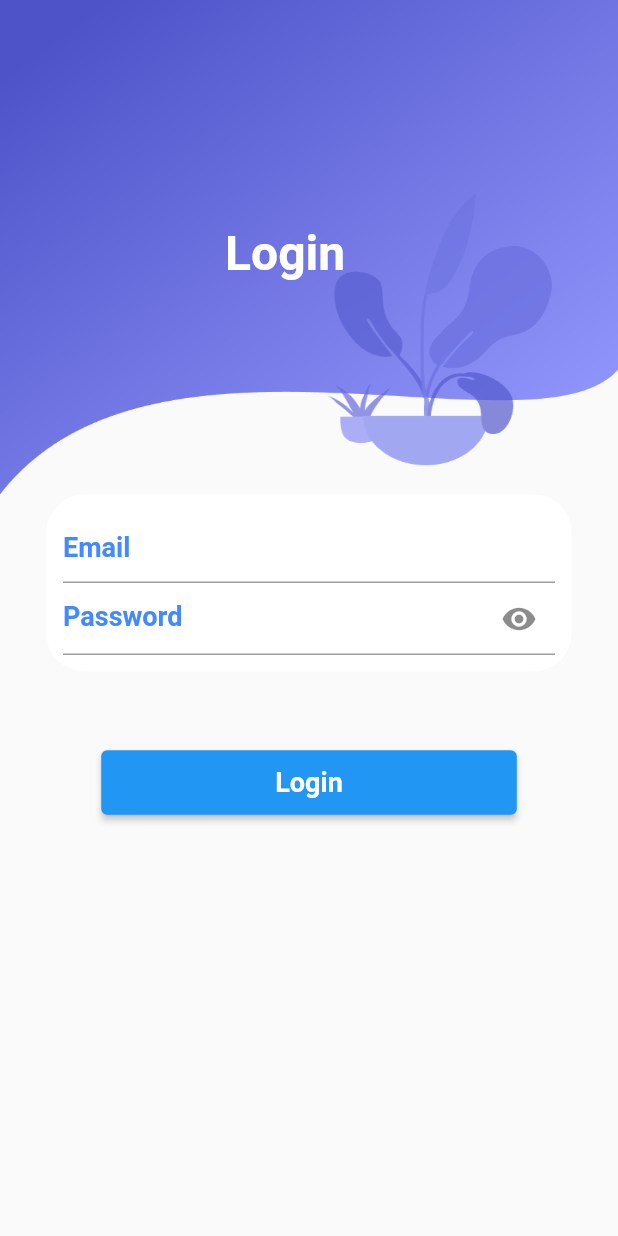
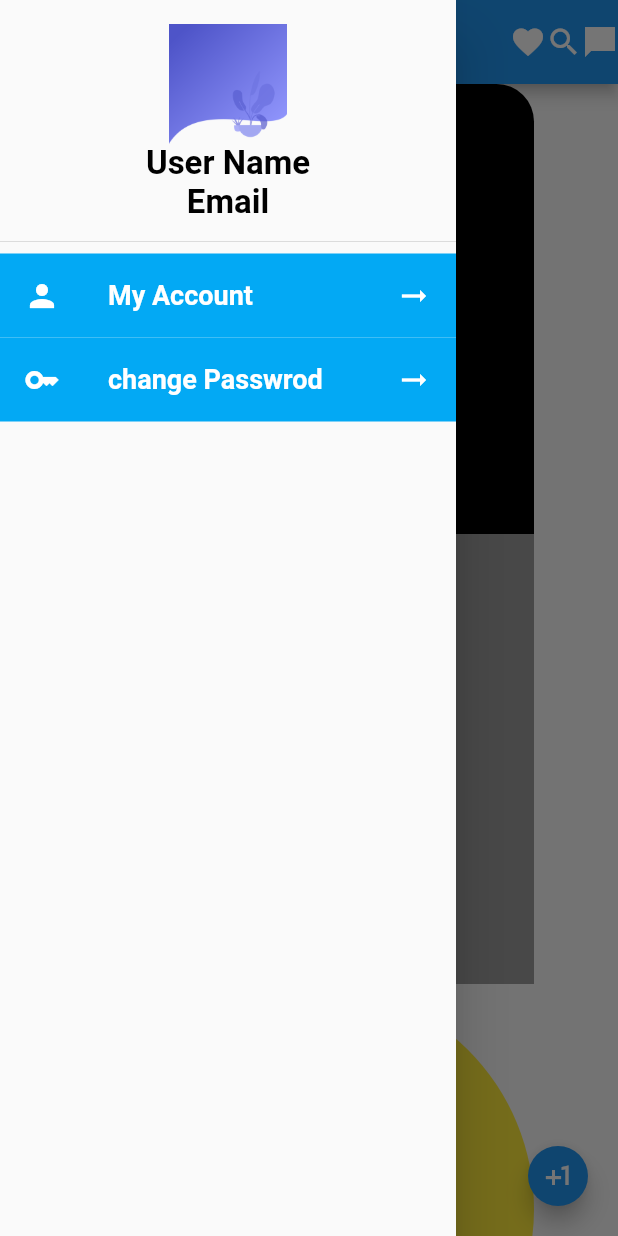
Before and after one commit to ahsanrahman0745/learn, a Flutter app: the screen it shows after launch, with the side drawer open (before the commit the screen has no drawer), on a phone screen of 412 x 824 dp. Run offline on Flutter 3.47's test engine with Material 2 defaults, Android fonts, the phone set to English and light mode, and no system bars.

Commit message:
Initial commit 2

```diff
--- a/lib/main.dart
+++ b/lib/main.dart
@@ -1,160 +1,148 @@
 import 'package:flutter/material.dart';
 
 void main() {
-  runApp(MyApp());
+  runApp(MyWelcomeScreen());
 }
 
-class MyApp extends StatelessWidget{
+class MyWelcomeScreen extends StatefulWidget {
+  @override
+  State<MyWelcomeScreen> createState() => _MyWelcomeScreenState();
+}
+
+class _MyWelcomeScreenState extends State<MyWelcomeScreen> {
   @override
   Widget build(BuildContext context) {
-    // TODO: implement build
     return MaterialApp(
-      home: LoginScreen(),
-    );
-  }
-
-}
-
-
-class LoginScreen extends StatefulWidget {
-  const LoginScreen({super.key});
-
-  @override
-  State<LoginScreen> createState() => _LoginScreenState();
-}
-
-class _LoginScreenState extends State<LoginScreen> {
-  TextEditingController emailController = TextEditingController();
-  TextEditingController passwordController = TextEditingController();
-
-   bool visbale = true;
-
-
-  @override
-  Widget build(BuildContext context) {
-    var size = MediaQuery.of(context).size;
-    print(size.width);
-    return Scaffold(
-      body: Column(
-        children: [
-          Stack(
-            children: [
-              Container(
-                width: MediaQuery.of(context).size.width,
-                height: MediaQuery.of(context).size.height/2.5,
-                decoration: BoxDecoration(
-                  image: DecorationImage(
-                    image: AssetImage(
-                        'assets/background/background.png'),
-                    fit: BoxFit.fill,
-                  ),
-
-                ),
+      home: Scaffold(
+          floatingActionButton: FloatingActionButton.small(
+            onPressed: () {},
+            child: Icon(
+              Icons.plus_one,
+              color: Colors.white,
+            ),
+          ),
+          appBar: AppBar(
+            automaticallyImplyLeading: true,
+            title: Text(
+              "Page Title",
+              style: TextStyle(fontSize: 20, color: Colors.white),
+            ),
+            actions: [
+              Icon(
+                Icons.favorite,
+                color: Colors.white,
               ),
-              Positioned(
-                  left: 150,
-                  top: 150,
-                  child: Text("Login",style: TextStyle(fontSize: 32,fontWeight: FontWeight.bold,color: Colors.white),))
-
-
-
-              // Container(
-              //   width: 500,
-              //   height: 500,
-              //   color: Colors.orange,
-              // ),
-              // Container(
-              //   width: 400,
-              //   height: 400,
-              //   color: Colors.yellow,
-              // ),
-              // Container(
-              //   width: 300,
-              //   height: 300,
-              //   color: Colors.grey,
-              // )
-
-
-
-
-
+              Icon(
+                Icons.search,
+                color: Colors.white,
+              ),
+              Icon(
+                Icons.messenger_sharp,
+                color: Colors.white,
+              ),
             ],
           ),
+          drawer: Drawer(
+            child: ListView(
+              children: [
+                DrawerHeader(
+                    child: Column(
+                  children: [
+                    Image.asset(
+                      "assets/background/background.png",
+                      width: double.infinity,
+                      height: 80,
+                    ),
+                    Text(
+                      "User Name",
+                      style: TextStyle(
+                          color: Colors.black,
+                          fontSize: 22,
+                          fontWeight: FontWeight.bold),
+                    ),
+                    Text(
+                      "Email",
+                      style: TextStyle(
+                          color: Colors.black,
+                          fontSize: 22,
+                          fontWeight: FontWeight.bold),
+                    )
+                  ],
+                )),
+                ListTile(
+                  tileColor: Colors.lightBlue,
+                  leading: Icon(
+                    Icons.person,
+                    color: Colors.white,
+                  ),
+                  title: Text(
+                    "My Account",
+                    style: TextStyle(
+                        color: Colors.white,
+                        fontSize: 18,
+                        fontWeight: FontWeight.bold),
+                  ),
+                  trailing: Icon(
+                    Icons.arrow_right_alt,
+                    color: Colors.white,
+                  ),
+                ),
+                ListTile(
+                  tileColor: Colors.lightBlue,
+                  leading: Icon(
+                    Icons.key,
+                    color: Colors.white,
+                  ),
+                  title: Text(
+                    "change Passwrod",
+                    style: TextStyle(
+                        color: Colors.white,
+                        fontSize: 18,
+                        fontWeight: FontWeight.bold),
+                  ),
+                  trailing: Icon(
+                    Icons.arrow_right_alt,
+                    color: Colors.white,
+                  ),
+                ),
+              ],
+            ),
+          ),
+          body: SingleChildScrollView(
+            child: Center(
+              child: Column(
+                mainAxisAlignment: MainAxisAlignment.center,
+                crossAxisAlignment: CrossAxisAlignment.center,
+                children: [
 
-          Container(
-            width: 350,
-            decoration: BoxDecoration(
-              color: Colors.white,
-              borderRadius: BorderRadius.circular(25)
-            ),
-            child: Padding(
-              padding: const EdgeInsets.symmetric(horizontal: 11,vertical: 11),
-              child: Column(
-                children: [
-                  TextField(
-                    controller: emailController,
-                    style: TextStyle(fontSize: 18,fontWeight: FontWeight.bold,color: Colors.blueAccent),
-                    decoration: InputDecoration(
-                      hintText: "Email",
-                      hintStyle: TextStyle(fontSize: 18,color: Colors.blueAccent),
+                  Container(
+                    decoration: BoxDecoration(
+                      color: Colors.black,
+                      borderRadius: BorderRadius.only(topLeft: Radius.circular(25),topRight: Radius.circular(25))
                     ),
+                    height: 300,
+                    width: 300,
+
                   ),
-                  TextField(
-                    obscureText: visbale,
-                    controller: passwordController,
-                    style: TextStyle(fontSize: 18,fontWeight: FontWeight.bold,color: Colors.blueAccent),
-                    decoration: InputDecoration(
-                      hintText: "Password",
-                      hintStyle: TextStyle(fontSize: 18,color: Colors.blueAccent),
-                      suffixIcon: IconButton(onPressed: () {
-                        if(visbale){
-                          visbale = false;
-                        }else {
-                          visbale = true;
-                        }
-                        setState(() {
+                  Container(
+                    height: 300,
+                    width: 300,
+                    color: Colors.grey,
+                  ),
+                  Container(
+                    height: 300,
+                    width: 300,
+                    decoration: BoxDecoration(
+                        color: Colors.yellow,
+                        shape: BoxShape.circle,
+                        // borderRadius: BorderRadius.only(bottomRight: Radius.circular(25),bottomLeft: Radius.circular(25))
+                    ),
+                  )
 
-                        });
-                        print(visbale);
-                      }, icon:
-                          visbale ? Icon(Icons.visibility) : Icon(Icons.
-                        visibility_off),
-
-                      ),
-
-                    ),
-
-                  )
                 ],
               ),
             ),
-          ),
-
-
-          SizedBox(height: 50,),
-
-          ElevatedButton(
-
-              onPressed: (){}, child: Padding(
-                padding: const EdgeInsets.symmetric(horizontal: 100.0,vertical: 11),
-                child: const Text("Login",style: TextStyle(fontWeight: FontWeight.bold,fontSize: 18, color: Colors.white),),
-              ))
-
-
-
-
-
-
-
-
-
-
-
-
-
-
-        ],
-      ),
+          )),
     );
   }
 }
--- a/pubspec.yaml
+++ b/pubspec.yaml
@@ -32,6 +32,8 @@ dependencies:
     sdk: flutter
 
   cupertino_icons: ^1.0.2
+  http: ^1.0.0
+  percent_indicator: ^4.2.3
 
 dev_dependencies:
   flutter_test:
```
Also changed, not shown: pubspec.lock.
